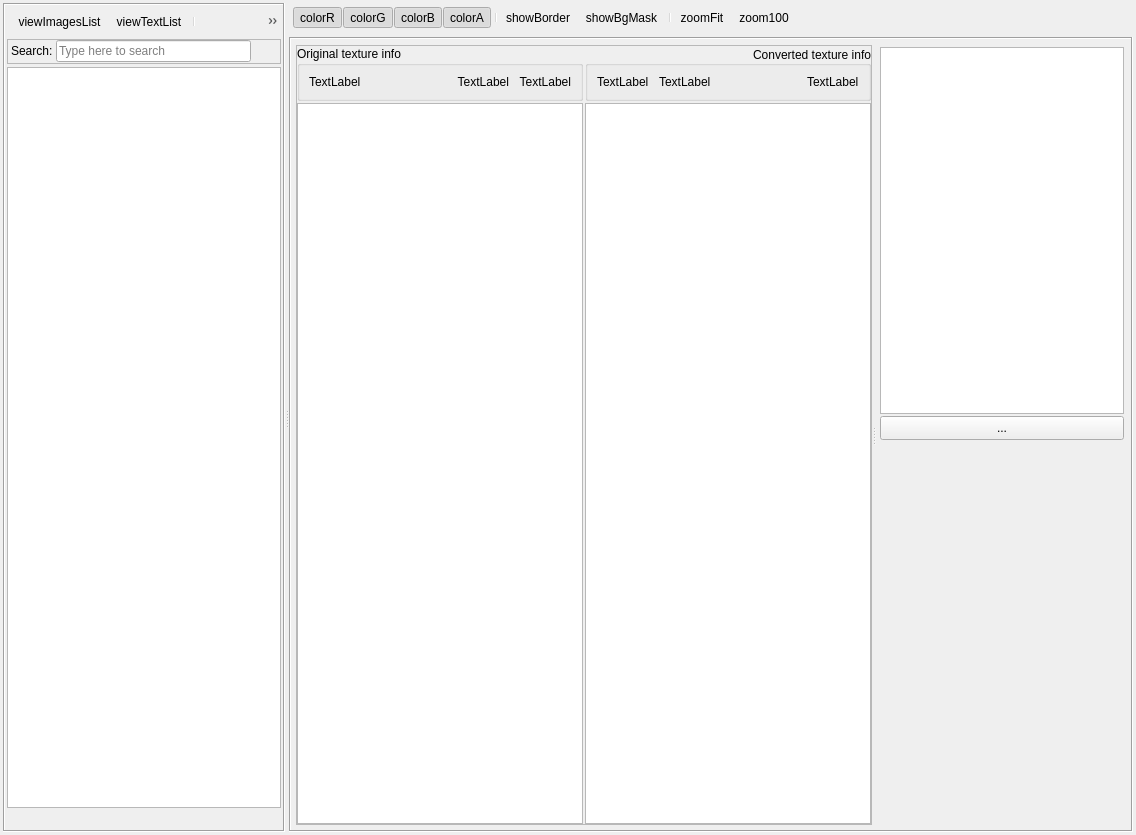
Before: the Qt Designer form Tools/ResourceEditor/DataQt/texturebrowser.ui in xaoctech/dava.engine, drawn with Qt 5.
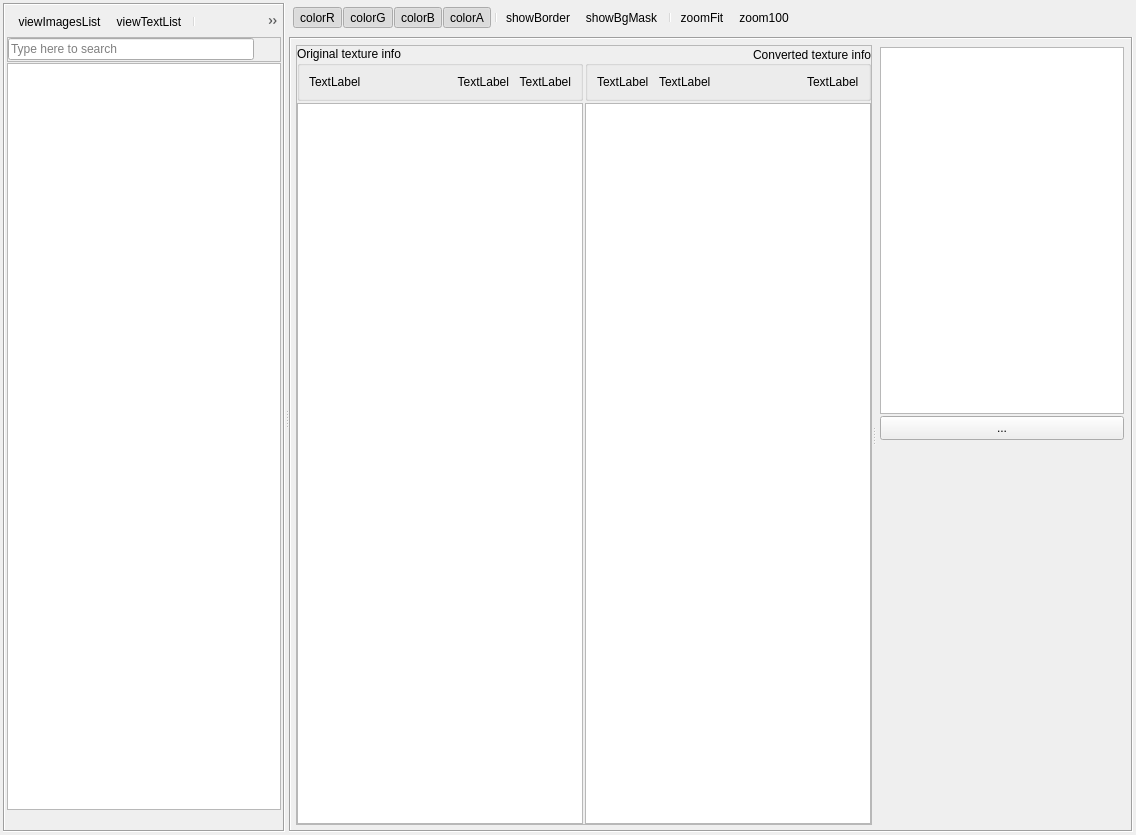
After: the same form once the commit is applied. Icons and pictures are not drawn. Custom widgets are drawn as their Qt base class.

```diff
--- a/Tools/ResourceEditor/DataQt/texturebrowser.ui
+++ b/Tools/ResourceEditor/DataQt/texturebrowser.ui
@@ -65,7 +65,7 @@
       </property>
       <layout class="QVBoxLayout" name="verticalLayout">
        <property name="spacing">
-        <number>3</number>
+        <number>1</number>
        </property>
        <property name="margin">
         <number>2</number>
@@ -103,31 +103,9 @@
           <property name="spacing">
            <number>3</number>
           </property>
-          <property name="leftMargin">
-           <number>3</number>
-          </property>
-          <property name="topMargin">
+          <property name="margin">
            <number>0</number>
           </property>
-          <property name="rightMargin">
-           <number>3</number>
-          </property>
-          <property name="bottomMargin">
-           <number>0</number>
-          </property>
-          <item>
-           <widget class="QLabel" name="label">
-            <property name="sizePolicy">
-             <sizepolicy hsizetype="Preferred" vsizetype="Fixed">
-              <horstretch>0</horstretch>
-              <verstretch>0</verstretch>
-             </sizepolicy>
-            </property>
-            <property name="text">
-             <string>Search:</string>
-            </property>
-           </widget>
-          </item>
           <item>
            <widget class="QLineEdit" name="textureFilterEdit">
             <property name="toolTip">
@@ -142,7 +120,7 @@
            </widget>
           </item>
           <item>
-           <widget class="QPushButton" name="clearFilterButton">
+           <widget class="QToolButton" name="clearFilterButton">
             <property name="minimumSize">
              <size>
               <width>23</width>
@@ -168,10 +146,7 @@
              <iconset resource="QtIcons.qrc">
               <normaloff>:/QtIconsTextureDialog/editclear.png</normaloff>:/QtIconsTextureDialog/editclear.png</iconset>
             </property>
-            <property name="autoDefault">
-             <bool>true</bool>
-            </property>
-            <property name="flat">
+            <property name="autoRaise">
              <bool>true</bool>
             </property>
            </widget>
```
Left out of the diff: 19 changed lines with no effect on the pictures.
